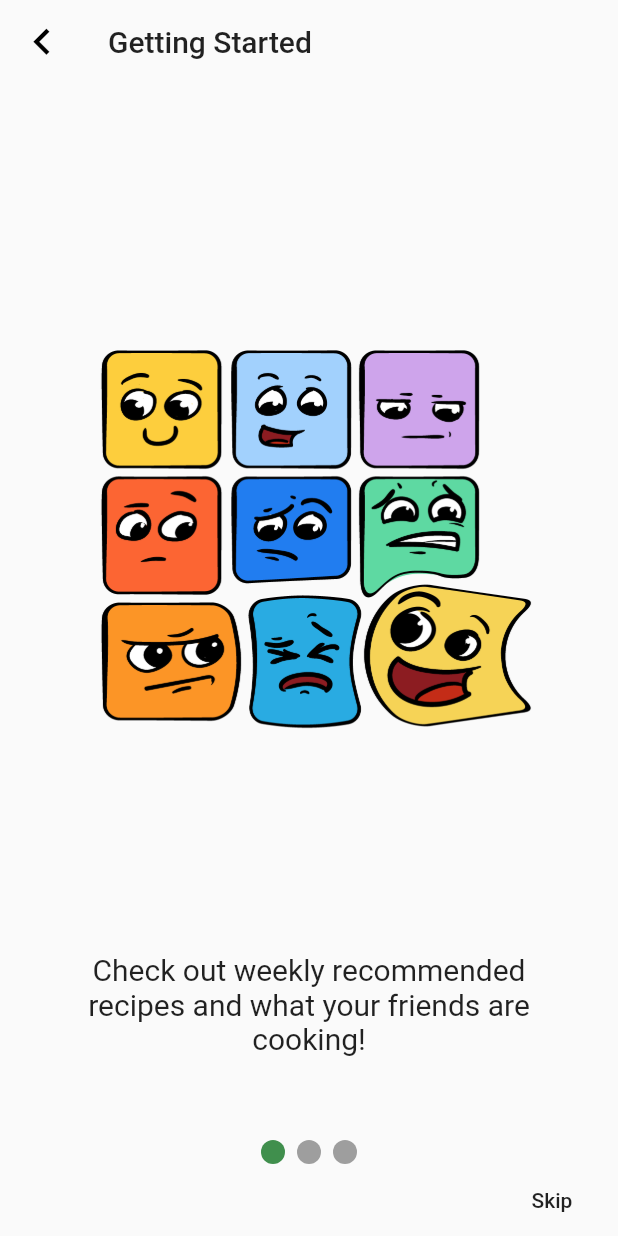
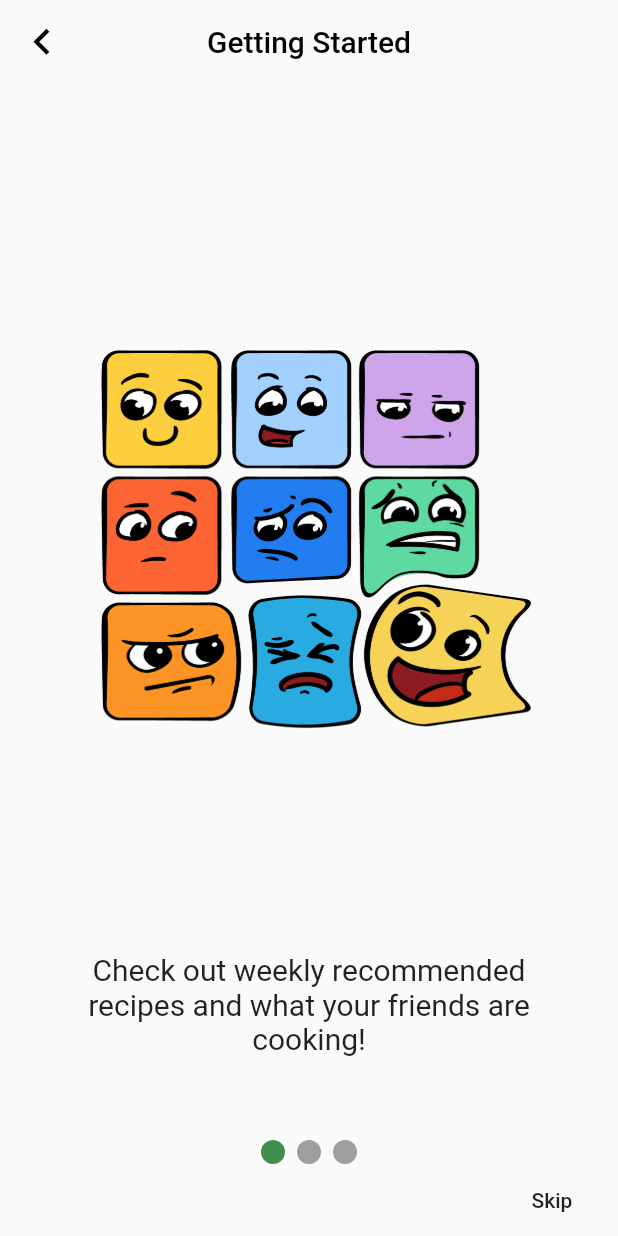
Before and after one commit to sharopcha/Food-recipe-app-flutter, a Flutter app: the OnboardingScreen screen opened directly, on a phone screen of 412 x 824 dp. Run offline on Flutter 3.47's test engine with Material 2 defaults, Android fonts, the phone set to English and light mode, and no system bars; drawn by our look-alikes of smooth_page_indicator; our stand-ins replace flutter_colorpicker, google_fonts, webview_flutter; project files that could hold a hidden picture were left out.

Commit message:
fixing color issue in onboarding appBar

```diff
--- a/lib/screens/onboarding_screen.dart
+++ b/lib/screens/onboarding_screen.dart
@@ -29,10 +29,15 @@ class _OnboardingScreenState extends State<OnboardingScreen> {
       appBar: AppBar(
         backgroundColor: Colors.transparent,
         elevation: 0.0,
-        title: const Text('Getting Started'),
+        centerTitle: true,
+        title: const Text(
+          'Getting Started',
+          style: TextStyle(color: Colors.black),
+        ),
         leading: GestureDetector(
           child: const Icon(
             Icons.chevron_left,
+            color: Colors.black,
             size: 35,
           ),
           onTap: () {
```
